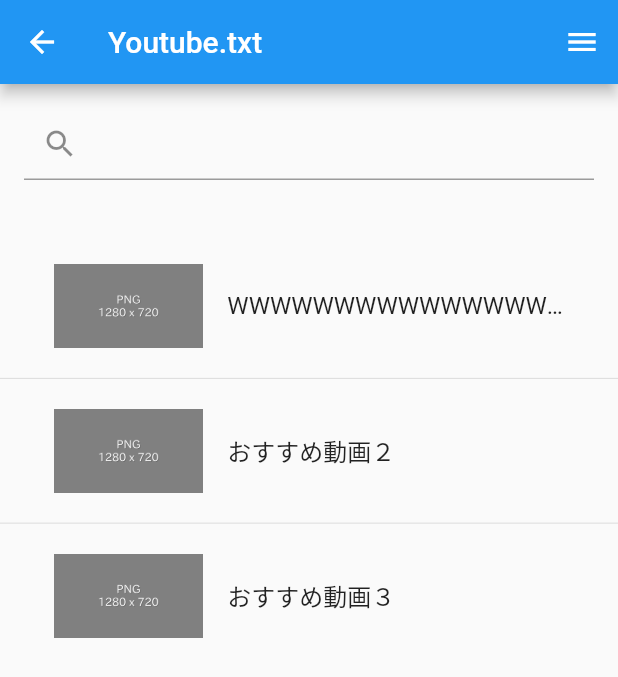
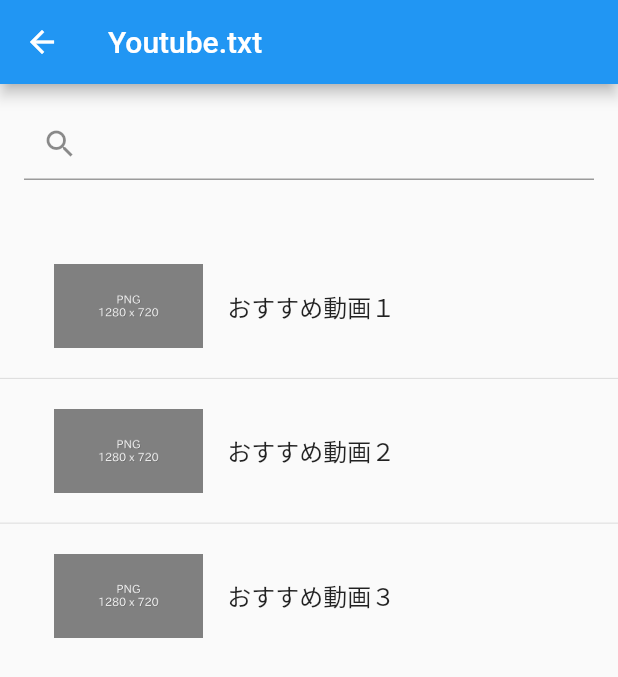
Before and after one commit to K-Hayashi884/Practice-of-Information-Systems-2nd-frontend, a Flutter app: the TopPage screen opened directly, on a phone screen of 412 x 824 dp. Shown: the top 677 px of the screen. Run offline on Flutter 3.47's test engine with Material 2 defaults, Android fonts, the phone set to English and light mode, and no system bars.

Commit message:
Revert "Hayashi"

```diff
--- a/youtube_txt/lib/main.dart
+++ b/youtube_txt/lib/main.dart
@@ -1,6 +1,4 @@
 import 'package:flutter/material.dart';
-import 'package:youtube_txt/index.dart';
-import 'package:youtube_txt/later_videos.dart';
 import 'package:youtube_txt/top.dart';
 
 void main() => runApp(MyApp());
@@ -13,11 +11,7 @@ class MyApp extends StatelessWidget {
       theme: ThemeData(
         primaryColor: Colors.white,
       ),
-      initialRoute: "top",
       routes: {
-        'top': (context) => const TopPage(),
-        'index': (context) => const IndexPage(),
-        'later': (context) => const LaterVideosPage(),
         '/': (context) => TopPage(),
       },
     );
--- a/youtube_txt/lib/model/video.dart
+++ /dev/null
@@ -1,18 +0,0 @@
-import 'package:flutter/material.dart';
-
-class Video {
-  Video(
-      {required this.url,
-      this.count = 0,
-      this.title = "",
-      this.image,
-      this.indices,
-      this.comments});
-
-  final String url;
-  int count;
-  String title;
-  Image? image;
-  List<Map<String, String>>? indices;
-  List<String>? comments;
-}
--- a/youtube_txt/lib/top.dart
+++ b/youtube_txt/lib/top.dart
@@ -1,8 +1,4 @@
 import 'package:flutter/material.dart';
-import 'package:youtube_txt/widget/drawer_menu.dart';
-import 'package:youtube_txt/widget/video_list.dart';
-
-import 'model/video.dart';
 
 class TopPage extends StatefulWidget {
   const TopPage({super.key});
@@ -20,7 +16,6 @@ class _TopPageState extends State<TopPage> {
       appBar: AppBar(
         title: const Text("Youtube.txt"),
       ),
-      endDrawer: const DrawerMenu(),
       body: SingleChildScrollView(
         child: Column(
           children: [
@@ -28,39 +23,20 @@ class _TopPageState extends State<TopPage> {
               padding: EdgeInsets.all(16),
               child: TextField(
                 decoration: InputDecoration(prefixIcon: Icon(Icons.search)),
+                // onChanged: (value) {
+                //   setState(() {
+                //     _text = value;
+                //   });
+                // },
               ),
             ),
             VideoList([
-              VideoListTile(Video(
-                url: "www.google.com",
-                title:
-                    "WWWWWWWWWWWWWWWWWWWWWWWWWWWWWWWWWWWWWWWWWWWWWWWWWWWWWWWWWWWWWWWWW",
-                image: Image.asset("images/dummy_thumbnail.png"),
-                indices: [
-                  {"timestamp": "0:20", "headline": "オープニング"},
-                  {"timestamp": "10:33", "headline": "議題１"},
-                ],
-                comments: [
-                  "12:34 ここ好き",
-                  "56:78 ここ好き",
-                  "WWWWWWWWWWWWWWWWWWWWWWWWWWWWWWWWWWWWWWWWWWWWWWWWWWWWWWWWWWWWWWWWWWWWWWWWWWWWWWWWWWWWW",
-                  "a",
-                  "b",
-                  "c",
-                  "d",
-                  "e"
-                ],
-              )),
-              VideoListTile(Video(
-                url: "www.google.com",
-                title: "おすすめ動画２",
-                image: Image.asset("images/dummy_thumbnail.png"),
-              )),
-              VideoListTile(Video(
-                url: "www.google.com",
-                title: "おすすめ動画３",
-                image: Image.asset("images/dummy_thumbnail.png"),
-              )),
+              VideoListTile(
+                  Image.asset("images/dummy_thumbnail.png"), "おすすめ動画１"),
+              VideoListTile(
+                  Image.asset("images/dummy_thumbnail.png"), "おすすめ動画２"),
+              VideoListTile(
+                  Image.asset("images/dummy_thumbnail.png"), "おすすめ動画３"),
             ])
           ],
         ),
@@ -93,3 +69,18 @@ class VideoList extends StatelessWidget {
     );
   }
 }
+
+class VideoListTile extends StatelessWidget {
+  final Image image;
+  final String title;
+
+  const VideoListTile(this.image, this.title, {super.key});
+
+  @override
+  Widget build(BuildContext context) {
+    return ListTile(
+      leading: Container(height: 120, child: image),
+      title: Text(title),
+    );
+  }
+}
--- a/youtube_txt/lib/widget/video_list.dart
+++ /dev/null
@@ -1,48 +0,0 @@
-import 'package:flutter/material.dart';
-import 'package:youtube_txt/model/video.dart';
-
-class VideoList extends StatelessWidget {
-  final List<VideoListTile> videos;
-
-  const VideoList(this.videos, {super.key});
-
-  @override
-  Widget build(BuildContext context) {
-    return ListView.separated(
-      padding: const EdgeInsets.only(top: 20.0),
-      itemBuilder: (context, index) => Container(
-        padding: const EdgeInsets.all(20.0),
-        alignment: Alignment.centerLeft,
-        child: videos[index],
-      ),
-      separatorBuilder: (context, index) {
-        return const Divider(height: 0.5);
-      },
-      itemCount: videos.length,
-      scrollDirection: Axis.vertical,
-      shrinkWrap: true,
-      physics: const NeverScrollableScrollPhysics(),
-    );
-  }
-}
-
-class VideoListTile extends StatelessWidget {
-  final Video video;
-  final Widget? trailing;
-  const VideoListTile(this.video, {super.key, this.trailing});
-
-  @override
-  Widget build(BuildContext context) {
-    return ListTile(
-      leading: SizedBox(height: 120, child: video.image),
-      title: Text(
-        video.title,
-        overflow: TextOverflow.ellipsis,
-      ),
-      onTap: () {
-        Navigator.pushNamed(context, "index", arguments: video);
-      },
-      trailing: trailing,
-    );
-  }
-}
```
Also changed, not shown: youtube_txt/lib/func/search_timestamp.dart (deleted, +0 -29 lines), youtube_txt/lib/index.dart (deleted, +0 -117 lines), youtube_txt/lib/later_videos.dart (deleted, +0 -61 lines), youtube_txt/lib/widget/drawer_menu.dart (deleted, +0 -31 lines), youtube_txt/lib/widget/comments.dart (deleted).
